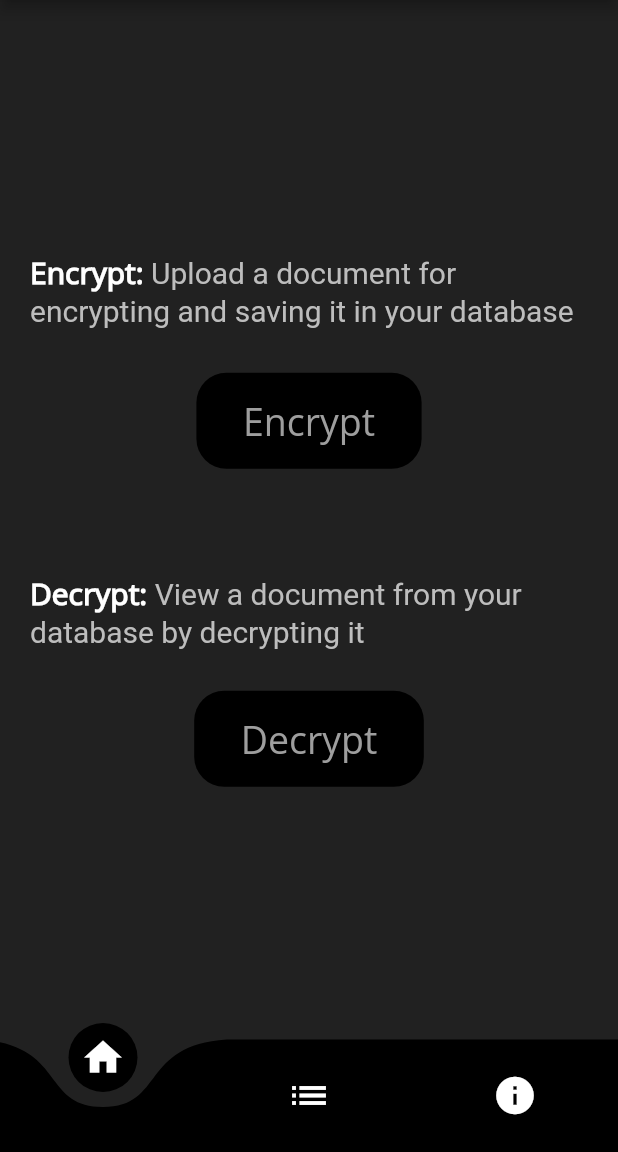
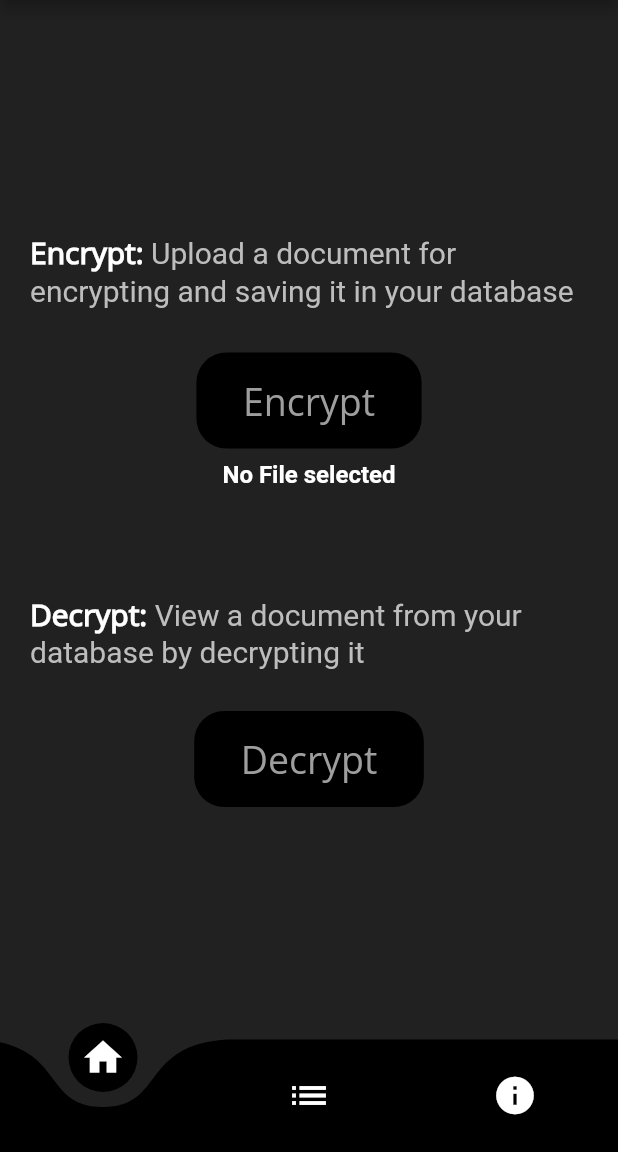
Before and after one commit to sooraj29/Encrypto_Decrypto, a Flutter app: the screen it shows after launch, after a tap on "Encrypt", on a phone screen of 412 x 824 dp, the part 84-1236 px from its top. Run offline on Flutter 3.47's test engine with Material 2 defaults, Android fonts, the light colour scheme and no system bars; drawn by our look-alikes of curved_navigation_bar; our stand-ins replace file_picker, firebase_core, firebase_storage, flutter_spinkit; accounts and stored records are empty; Roboto replaces fonts that are missing (Open-sans).

Commit message:
Encrypt - select files

```diff
--- a/lib/Pages/home.dart
+++ b/lib/Pages/home.dart
@@ -1,5 +1,7 @@
 // ignore_for_file: prefer_const_constructors
 import 'package:flutter/cupertino.dart';
+import 'package:path/path.dart';
+import 'dart:io';
 import 'package:flutter/material.dart';
 import 'package:curved_navigation_bar/curved_navigation_bar.dart';
 import 'package:firebase_storage/firebase_storage.dart';
@@ -30,8 +32,27 @@ const MaterialColor primaryBlack = MaterialColor(
 const int _blackPrimaryValue = 0xFF000000;
 class _HomeState extends State<Home> {
 
+  UploadTask? task;
+  File? file;
+
+  Future selectfile() async{
+    final result = await FilePicker.platform.pickFiles(
+      allowMultiple: false,
+      allowedExtensions: ["pdf","doc"],
+      type: FileType.custom,
+    );
+    if (result==null) return ;
+    final path = result.files.single.path!;
+    setState(() {
+      file = File(path);
+    });
+  }
+
   @override
   Widget build(BuildContext context) {
+
+    final filename = file !=null? basename(file!.path) : 'No File selected';
+
     return MaterialApp(
       debugShowCheckedModeBanner: false,
       home: Scaffold(
@@ -95,7 +116,7 @@ class _HomeState extends State<Home> {
                   height: 20.0,
                 ),
                 ElevatedButton(
-                  onPressed: (){},
+                  onPressed: selectfile,
                   child: Padding(
                     padding: const EdgeInsets.all(15.0),
                     child: const Text(
@@ -115,6 +136,17 @@ class _HomeState extends State<Home> {
                     ),
                     elevation: 0.0,
                     shadowColor: null,
+                  ),
+                ),
+                SizedBox(
+                  height: 8.0,
+                ),
+                Text(
+                  filename,
+                  style: TextStyle(
+                    fontSize: 16.0,
+                    fontWeight: FontWeight.bold,
+                    color: Colors.white,
                   ),
                 ),
                 SizedBox(
--- a/lib/main.dart
+++ b/lib/main.dart
@@ -1,11 +1,13 @@
 // ignore_for_file: prefer_const_constructors
+import 'package:firebase_core/firebase_core.dart';
 import 'package:flutter/cupertino.dart';
 import 'package:flutter/material.dart';
 import 'Pages/home.dart';
 import 'Pages/loading.dart';
 
-void main() {
-
+Future main() async{
+  WidgetsFlutterBinding.ensureInitialized();
+  await Firebase.initializeApp();
   runApp(MaterialApp(
     initialRoute: '/',
     routes:{
--- a/pubspec.yaml
+++ b/pubspec.yaml
@@ -39,6 +39,7 @@ dependencies:
   file_picker: ^4.2.0
   firebase_core: ^1.8.0
   firebase_storage: ^10.0.6
+  path: ^1.8.0
 
 
 dev_dependencies:
```
Also changed, not shown: pubspec.lock, 1 other file.
